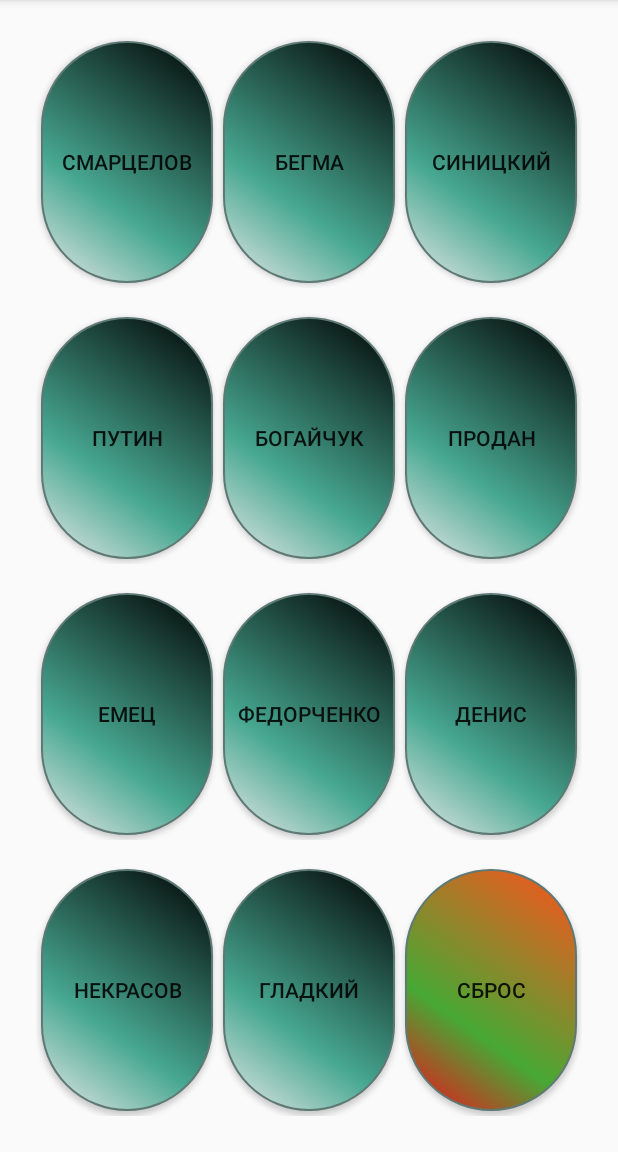
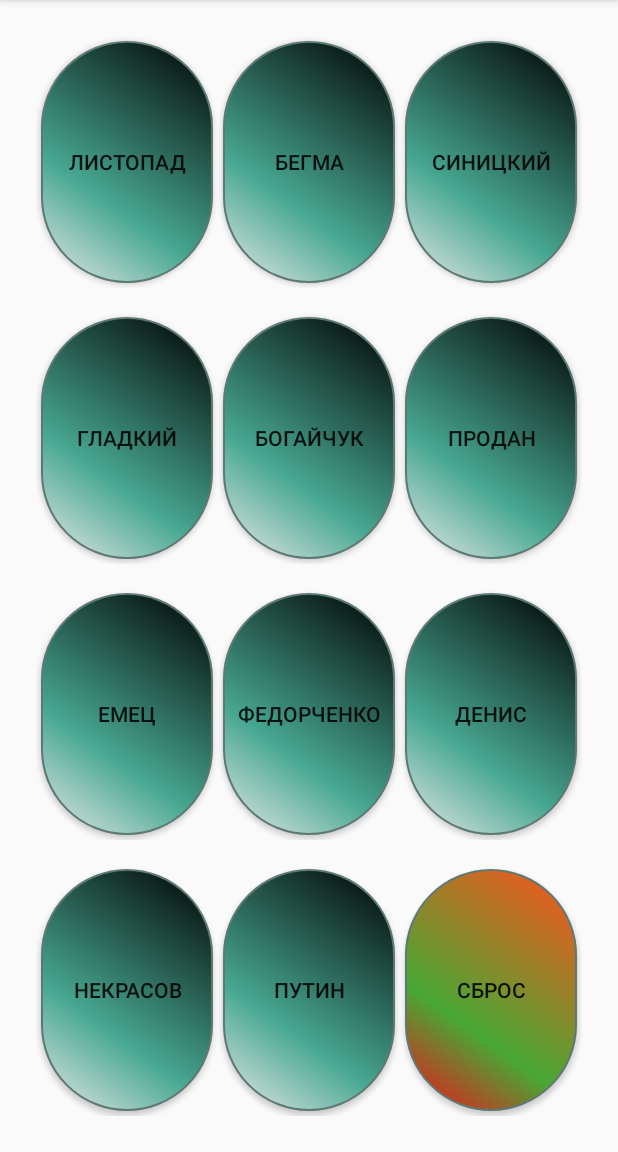
Before and after one commit to ZombieCloud/CallsRedir, an Android app: the screen it shows after launch (MainActivity), on a phone screen of 412 x 824 dp, the part 84-1236 px from its top. Run offline under Robolectric (Android 15) with nearby library versions, the light colour scheme and no system bars.

Commit message:
comm7 Смарцелов-Листопад

```diff
--- a/app/src/main/res/layout/activity_main.xml
+++ b/app/src/main/res/layout/activity_main.xml
@@ -25,15 +25,15 @@
             android:padding="8dp">
 
             <Button
+                android:id="@+id/button3"
+                android:layout_width="0dp"
+                android:layout_height="match_parent"
+                android:layout_margin="3dp"
+                android:layout_weight="1"
                 android:background="@drawable/button_style"
-                android:text="Смарцелов"
-                android:id="@+id/button3"
-                android:layout_weight="1"
                 android:onClick="button3_OnClick"
-                android:layout_height="match_parent"
-                android:layout_width="0dp"
                 android:padding="0dp"
-                android:layout_margin="3dp" />
+                android:text="Листопад" />
 
             <Button
                 android:id="@+id/button2"
@@ -74,7 +74,7 @@
                 android:layout_weight="1"
                 android:background="@drawable/button_style"
                 android:onClick="button6_OnClick"
-                android:text="Путин" />
+                android:text="Гладкий" />
 
             <Button
                 android:id="@+id/button5"
@@ -153,14 +153,14 @@
                 android:onClick="button12_OnClick" />
 
             <Button
-                android:background="@drawable/button_style"
-                android:text="Гладкий"
+                android:id="@+id/button11"
                 android:layout_width="0dp"
                 android:layout_height="match_parent"
                 android:layout_margin="3dp"
-                android:id="@+id/button11"
                 android:layout_weight="1"
-                android:onClick="button11_OnClick" />
+                android:background="@drawable/button_style"
+                android:onClick="button11_OnClick"
+                android:text="Путин" />
 
             <Button
                 android:background="@drawable/button_style_cancel"
--- a/build.gradle
+++ b/build.gradle
@@ -3,9 +3,10 @@
 buildscript {
     repositories {
         jcenter()
+        google()
     }
     dependencies {
-        classpath 'com.android.tools.build:gradle:2.3.3'
+        classpath 'com.android.tools.build:gradle:3.1.3'
 
         // NOTE: Do not place your application dependencies here; they belong
         // in the individual module build.gradle files
@@ -15,6 +16,7 @@ buildscript {
 allprojects {
     repositories {
         jcenter()
+        google()
     }
 }
 
```
Also changed, not shown: app/build.gradle (+5 -6 lines), app/src/main/java/com/app/callsredir/MainActivity.java (+4 -4 lines), gradle/wrapper/gradle-wrapper.properties.
